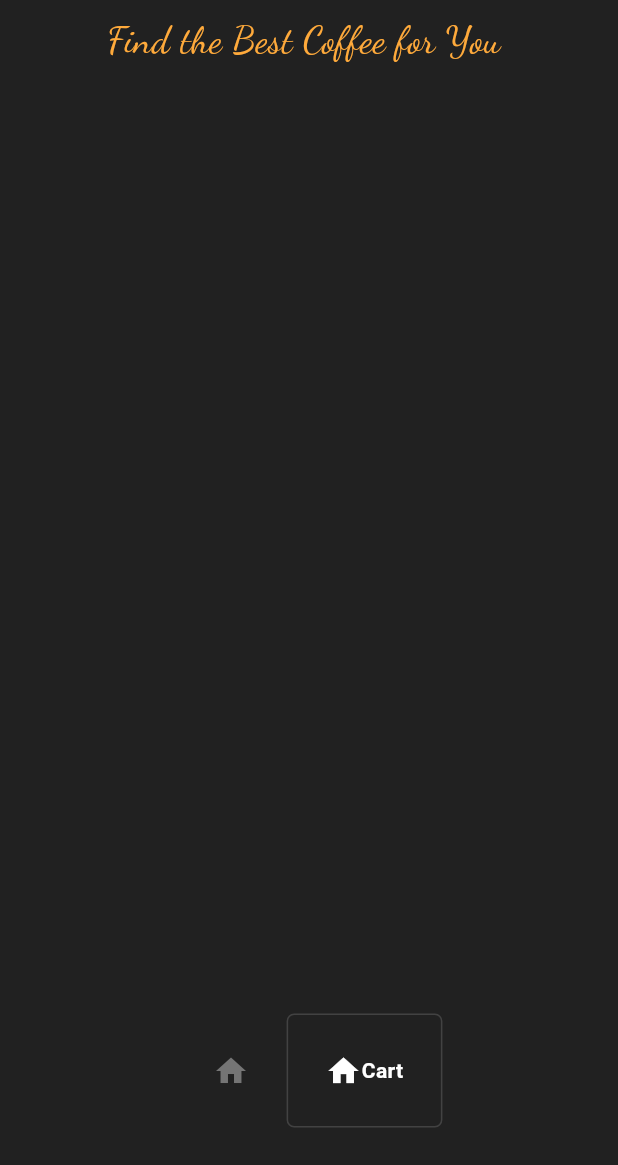
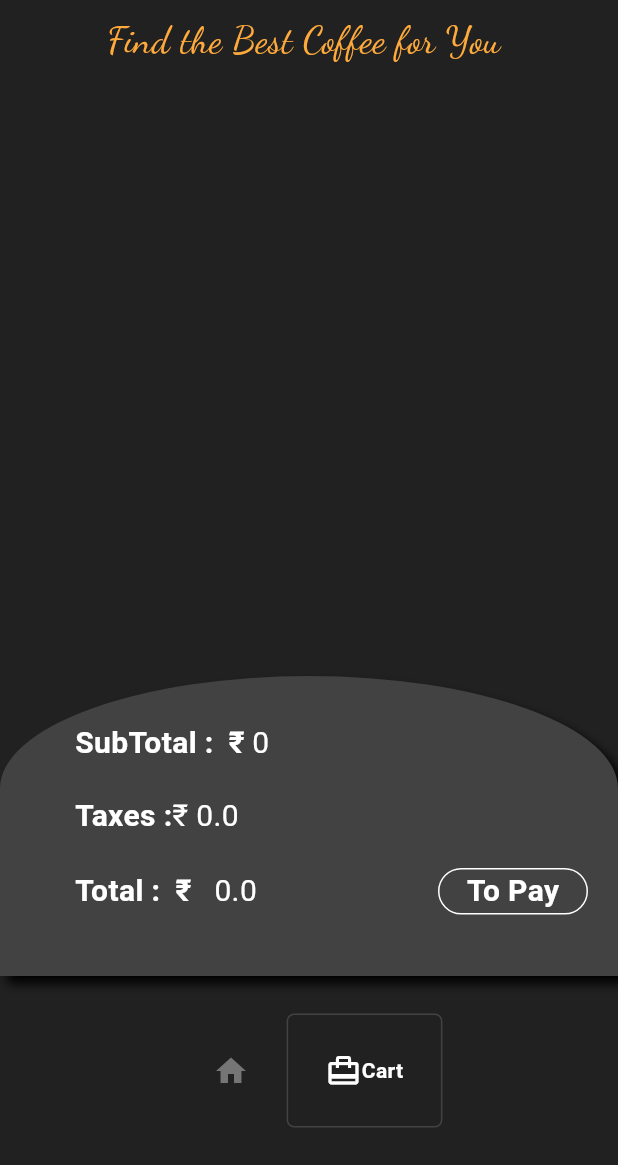
Before and after one commit to jilkujiptha/Project, a Flutter app: the screen it shows after launch, item 2 of the bottom bar chosen, on a phone screen of 412 x 824 dp, the part 71-1236 px from its top. Run offline on Flutter 3.47's test engine with Material 3 defaults, Android fonts, the phone set to English and light mode, and no system bars; drawn by our look-alikes of google_nav_bar; our stand-ins replace hive, hive_flutter; accounts and stored records are empty.

Commit message:
coffeeshop

```diff
--- a/cofeeshop/lib/coffee/CartPage.dart
+++ b/cofeeshop/lib/coffee/CartPage.dart
@@ -11,12 +11,14 @@ class CartPage extends StatefulWidget {
 class _CartPageState extends State<CartPage> {
   final _coffee = Hive.box("mybox");
   List ls = [];
+  num Total = 0;
 
   @override
   void initState() {
     // TODO: implement initState
     super.initState();
     readData();
+    totalAmount();
   }
 
   void readData() {
@@ -24,6 +26,12 @@ class _CartPageState extends State<CartPage> {
       ls = _coffee.get("1");
     } else {
       print(ls);
+    }
+  }
+
+  void totalAmount() {
+    for (var p in ls) {
+      Total = Total + p["price"];
     }
   }
 
@@ -115,7 +123,7 @@ class _CartPageState extends State<CartPage> {
                                   height: 15,
                                 ),
                                 Text(
-                                  "₹${(ls[index]["price"]*ls[index]["qty"])}",
+                                  "₹${(ls[index]["price"] * ls[index]["qty"])}",
                                   style: TextStyle(
                                       color: Colors.white, fontSize: 20),
                                 ),
@@ -160,6 +168,144 @@ class _CartPageState extends State<CartPage> {
                   );
                 }),
           ),
+          Container(
+            padding: EdgeInsets.only(left: 50, top: 30, right: 20),
+            width: MediaQuery.of(context).size.width,
+            height: 200,
+            decoration: BoxDecoration(
+                borderRadius: BorderRadius.vertical(
+                    top: Radius.elliptical(
+                        MediaQuery.of(context).size.width, 150)),
+                color: Colors.grey[800],
+                boxShadow: [
+                  BoxShadow(
+                      blurRadius: 5, color: Colors.black, offset: Offset(5, 5))
+                ]),
+            child: Column(
+              crossAxisAlignment: CrossAxisAlignment.start,
+              children: [
+                Row(
+                  children: [
+                    Text(
+                      "SubTotal :",
+                      style: TextStyle(
+                          color: Colors.white,
+                          fontWeight: FontWeight.bold,
+                          fontSize: 20),
+                    ),
+                    SizedBox(
+                      width: 10,
+                    ),
+                    Text(
+                      "₹",
+                      style: TextStyle(
+                          color: Colors.white,
+                          fontWeight: FontWeight.bold,
+                          fontSize: 20),
+                    ),
+                    SizedBox(
+                      width: 5,
+                    ),
+                    Text(
+                      Total.toString(),
+                      style: TextStyle(color: Colors.white, fontSize: 20),
+                    )
+                  ],
+                ),
+                SizedBox(
+                  height: 20,
+                ),
+                Row(
+                  children: [
+                    Text(
+                      "Taxes :",
+                      style: TextStyle(
+                          color: Colors.white,
+                          fontWeight: FontWeight.bold,
+                          fontSize: 20),
+                    ),
+                    Text(
+                      "₹ ${((Total * 5 / 100)).toString()}",
+                      style: TextStyle(color: Colors.white, fontSize: 20),
+                    )
+                  ],
+                ),
+                SizedBox(
+                  height: 20,
+                ),
+                Row(
+                  children: [
+                    Text(
+                      "Total :",
+                      style: TextStyle(
+                          color: Colors.white,
+                          fontWeight: FontWeight.bold,
+                          fontSize: 20),
+                    ),
+                    SizedBox(
+                      width: 10,
+                    ),
+                    Text(
+                      "₹",
+                      style: TextStyle(
+                          color: Colors.white,
+                          fontWeight: FontWeight.bold,
+                          fontSize: 20),
+                    ),
+                    SizedBox(
+                      width: 10,
+                    ),
+                    Text(
+                      " ${((Total) + (Total * 5 / 100)).toString()}",
+                      style: TextStyle(color: Colors.white, fontSize: 20),
+                    ),
+                    Spacer(),
+                    Container(
+                      alignment: Alignment.center,
+                      width: 100,
+                      decoration: BoxDecoration(
+                          border: Border.all(color: Colors.white),
+                          borderRadius: BorderRadius.circular(20)),
+                      child: GestureDetector(
+                        onTap: () {
+                          showDialog(
+                              context: context,
+                              builder: (BuildContext context) {
+                                return AlertDialog(
+                                  backgroundColor: Colors.grey,
+                                  title: Text(
+                                    "Successfully Completed",
+                                    style: TextStyle(
+                                        color: Colors.white,
+                                        fontWeight: FontWeight.bold,
+                                        fontSize: 20),
+                                  ),
+                                  actions: [
+                                    Center(
+                                        child: Icon(
+                                      Icons.done,
+                                      size: 50,
+                                      color: const Color.fromARGB(
+                                          133, 57, 238, 63),
+                                    ))
+                                  ],
+                                );
+                              });
+                        },
+                        child: Text(
+                          "To Pay",
+                          style: TextStyle(
+                              color: Colors.white,
+                              fontWeight: FontWeight.bold,
+                              fontSize: 20),
+                        ),
+                      ),
+                    )
+                  ],
+                ),
+              ],
+            ),
+          )
         ],
       ),
     );
--- a/cofeeshop/lib/components/MyBottomNavBar.dart
+++ b/cofeeshop/lib/components/MyBottomNavBar.dart
@@ -16,8 +16,7 @@ class MyBottomNavBar extends StatelessWidget {
           color: Colors.grey[600],
           mainAxisAlignment: MainAxisAlignment.center,
           tabBorderRadius: 5,
-          tabActiveBorder:
-              Border.all(color: Colors.grey.shade800),
+          tabActiveBorder: Border.all(color: Colors.grey.shade800),
           activeColor: Colors.white,
           tabs: [
             GButton(
@@ -25,7 +24,7 @@ class MyBottomNavBar extends StatelessWidget {
               text: "Home",
             ),
             GButton(
-              icon: Icons.home,
+              icon: Icons.card_travel,
               text: "Cart",
             )
           ]),
```
